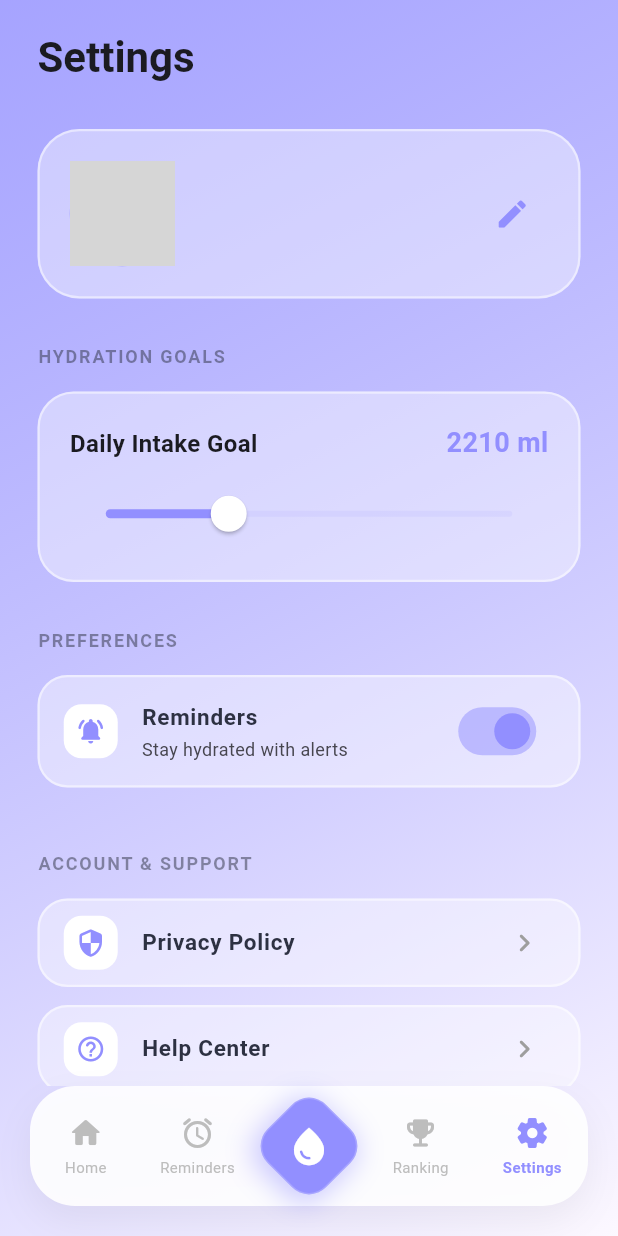
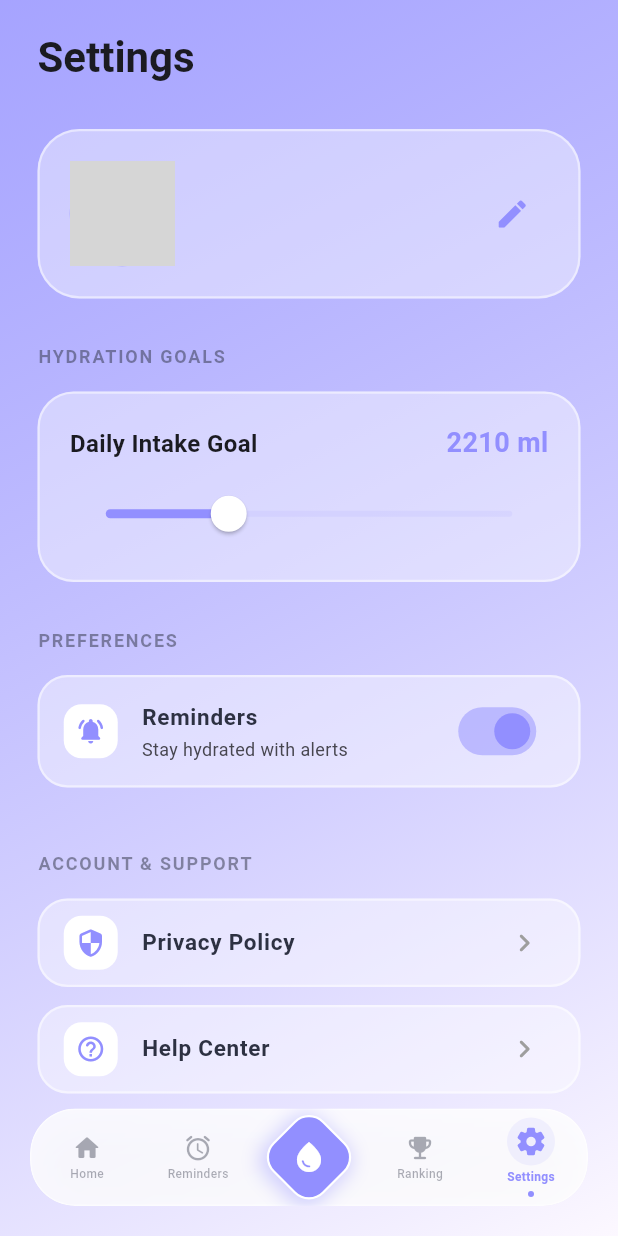
Before and after one commit to michalis-oik/AquaTrackerApp, a Flutter app: the MainScreen screen opened by its route, item 5 of the bottom bar chosen, on a phone screen of 412 x 824 dp. Run offline on Flutter 3.47's test engine with Material 3 defaults, Android fonts, the phone set to English and light mode, and no system bars; our stand-ins replace firebase_auth, firebase_core, fl_chart, google_sign_in, percent_indicator; accounts and stored records are empty; network calls fail; grey boxes are pictures that could not be loaded.

Commit message:
update bottom navbar

```diff
--- a/lib/pages/main_screen.dart
+++ b/lib/pages/main_screen.dart
@@ -4,6 +4,7 @@ import 'package:water_tracking_app/pages/drink_selection_page.dart';
 import 'package:water_tracking_app/pages/reminders_page.dart';
 import 'package:water_tracking_app/pages/leaderboard_page.dart';
 import 'package:water_tracking_app/pages/settings_page.dart';
+import 'dart:ui';
 
 
 
@@ -151,16 +152,25 @@ class _MainScreenState extends State<MainScreen> {
     final colorScheme = Theme.of(context).colorScheme;
 
     return Container(
-      height: 80,
+      height: 65,
       margin: const EdgeInsets.only(left: 20, right: 20, bottom: 20),
+      child: ClipRRect(
+        borderRadius: BorderRadius.circular(30),
+        child: BackdropFilter(
+          filter: ImageFilter.blur(sigmaX: 15, sigmaY: 15),
+          child: Container(
             decoration: BoxDecoration(
-        color: Colors.white.withAlpha(230),
+              color: Colors.white.withOpacity(0.8),
               borderRadius: BorderRadius.circular(30),
+              border: Border.all(
+                color: Colors.white.withOpacity(0.5),
+                width: 1,
+              ),
               boxShadow: [
                 BoxShadow(
-            color: Colors.black.withAlpha(13),
-            blurRadius: 20,
-            offset: const Offset(0, 10),
+                  color: Colors.black.withOpacity(0.06),
+                  blurRadius: 25,
+                  offset: const Offset(0, 8),
                 ),
               ],
             ),
@@ -173,6 +183,9 @@ class _MainScreenState extends State<MainScreen> {
                 Expanded(child: _buildNavItem(4, Icons.settings_rounded, "Settings")),
               ],
             ),
+          ),
+        ),
+      ),
     );
   }
 
@@ -182,21 +195,40 @@ class _MainScreenState extends State<MainScreen> {
 
     return GestureDetector(
       onTap: () => _onItemTapped(index),
+      behavior: HitTestBehavior.opaque,
       child: Column(
         mainAxisSize: MainAxisSize.min,
         children: [
-          Icon(
+          AnimatedContainer(
+            duration: const Duration(milliseconds: 300),
+            padding: EdgeInsets.all(isSelected ? 5 : 0),
+            decoration: BoxDecoration(
+              color: isSelected ? colorScheme.primary.withOpacity(0.1) : Colors.transparent,
+              shape: BoxShape.circle,
+            ),
+            child: Icon(
               icon,
-            color: isSelected ? colorScheme.primary : Colors.grey.shade400,
-            size: 24,
+              color: isSelected ? colorScheme.primary : const Color(0xFF2D3142).withOpacity(0.4),
+              size: isSelected ? 22 : 20,
             ),
-          const SizedBox(height: 4),
+          ),
+          const SizedBox(height: 2),
           Text(
             label,
             style: TextStyle(
-              color: isSelected ? colorScheme.primary : Colors.grey.shade400,
-              fontSize: 10,
-              fontWeight: isSelected ? FontWeight.bold : FontWeight.normal,
+              color: isSelected ? colorScheme.primary : const Color(0xFF2D3142).withOpacity(0.4),
+              fontSize: 8,
+              fontWeight: isSelected ? FontWeight.bold : FontWeight.w500,
+            ),
+          ),
+          if (isSelected)
+            Container(
+              margin: const EdgeInsets.only(top: 4),
+              width: 4,
+              height: 4,
+              decoration: BoxDecoration(
+                color: colorScheme.primary,
+                shape: BoxShape.circle,
               ),
             ),
         ],
@@ -212,26 +244,27 @@ class _MainScreenState extends State<MainScreen> {
       onTap: _toggleDrinkSelection,
       child: Center(
         child: AnimatedContainer(
-          duration: const Duration(milliseconds: 200),
-          transform: isActive ? (Matrix4.identity()..scale(1.1)) : Matrix4.identity(),
+          duration: const Duration(milliseconds: 300),
+          transform: isActive ? (Matrix4.identity()..scale(1.15)) : Matrix4.identity(),
           transformAlignment: Alignment.center,
           child: Transform.rotate(
             angle: 0.785398, // 45 degrees
             child: Container(
-              width: 55,
-              height: 55,
+              width: 48,
+              height: 48,
               decoration: BoxDecoration(
                 color: isActive ? colorScheme.primary : const Color(0xFF928FFF),
-                borderRadius: BorderRadius.circular(16),
-                border: isActive
-                    ? Border.all(color: Colors.white, width: 2)
-                    : Border.all(color: Colors.white.withOpacity(0.2), width: 1),
+                borderRadius: BorderRadius.circular(14),
+                border: Border.all(
+                  color: Colors.white,
+                  width: isActive ? 2 : 1.5,
+                ),
                 boxShadow: [
                   BoxShadow(
-                    color: (isActive ? colorScheme.primary : const Color(0xFF928FFF)).withAlpha(isActive ? 160 : 120),
-                    blurRadius: isActive ? 20 : 15,
+                    color: (isActive ? colorScheme.primary : const Color(0xFF928FFF)).withAlpha(isActive ? 160 : 100),
+                    blurRadius: isActive ? 18 : 10,
                     spreadRadius: isActive ? 4 : 2,
-                    offset: isActive ? const Offset(0, 0) : const Offset(0, 4),
+                    offset: isActive ? Offset.zero : const Offset(0, 3),
                   ),
                 ],
               ),
@@ -241,7 +274,7 @@ class _MainScreenState extends State<MainScreen> {
                   child: Icon(
                     Icons.water_drop,
                     color: Colors.white,
-                    size: isActive ? 34 : 30,
+                    size: isActive ? 28 : 24,
                   ),
                 ),
               ),
```
Lines whose indentation alone changed are shown as unchanged.
